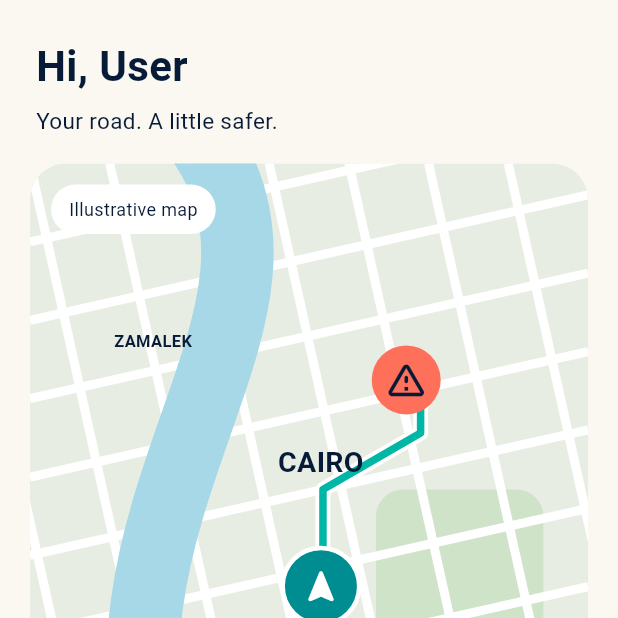
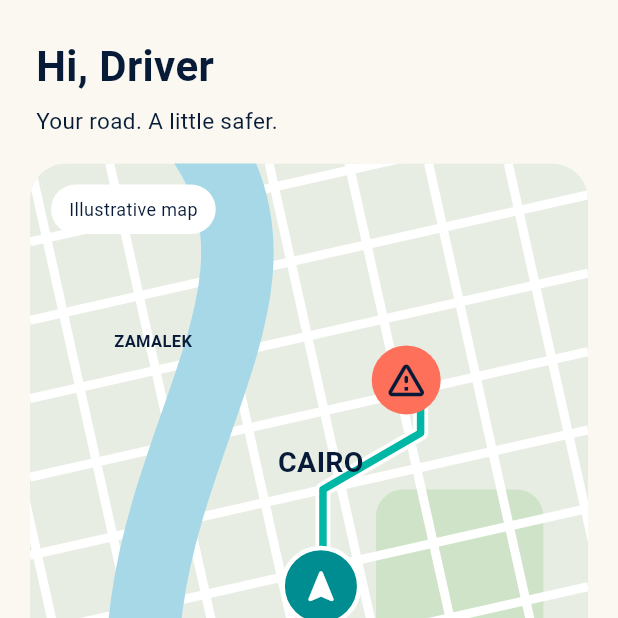
Before and after one commit to malakshetat78/Graduation-Project-, a Flutter app: the HomeScreen screen opened directly, on a phone screen of 412 x 824 dp, the top half of it. Run offline on Flutter 3.47's test engine with Material 3 defaults, Android fonts, the phone set to English and light mode, and no system bars; our stand-ins replace geolocator, sqflite, supabase_flutter; accounts and stored records are empty; network calls fail.

Commit message:
Add ROVO app icon and personal greeting

```diff
--- a/mobile/lib/screens/home_screen.dart
+++ b/mobile/lib/screens/home_screen.dart
@@ -1,4 +1,5 @@
 import 'package:flutter/material.dart';
+import 'package:supabase_flutter/supabase_flutter.dart';
 
 import '../core/app_colors.dart';
 import 'map_preview.dart';
@@ -24,6 +25,17 @@ class _HomeScreenState extends State<HomeScreen> {
       context,
       MaterialPageRoute(builder: (context) => const AlertScreen()),
     );
+  }
+
+  String get _firstName {
+    final name =
+        Supabase.instance.client.auth.currentUser?.userMetadata?['full_name'];
+
+    if (name is String && name.trim().isNotEmpty) {
+      return name.trim().split(' ').first;
+    }
+
+    return 'Driver';
   }
 
   @override
@@ -88,21 +100,21 @@ class _HomeScreenState extends State<HomeScreen> {
     return Column(
       crossAxisAlignment: CrossAxisAlignment.start,
       children: [
-        const Padding(
-          padding: EdgeInsets.fromLTRB(24, 24, 24, 18),
+        Padding(
+          padding: const EdgeInsets.fromLTRB(24, 24, 24, 18),
           child: Column(
             crossAxisAlignment: CrossAxisAlignment.start,
             children: [
               Text(
-                'Hi, User',
-                style: TextStyle(
+                'Hi, $_firstName',
+                style: const TextStyle(
                   color: AppColors.navy,
                   fontSize: 28,
                   fontWeight: FontWeight.bold,
                 ),
               ),
-              SizedBox(height: 6),
-              Text(
+              const SizedBox(height: 6),
+              const Text(
                 'Your road. A little safer.',
                 style: TextStyle(color: AppColors.navy, fontSize: 15),
               ),
```
Also changed, not shown: mobile/pubspec.yaml (+7 -0 lines), mobile/pubspec.lock, 28 other files.
